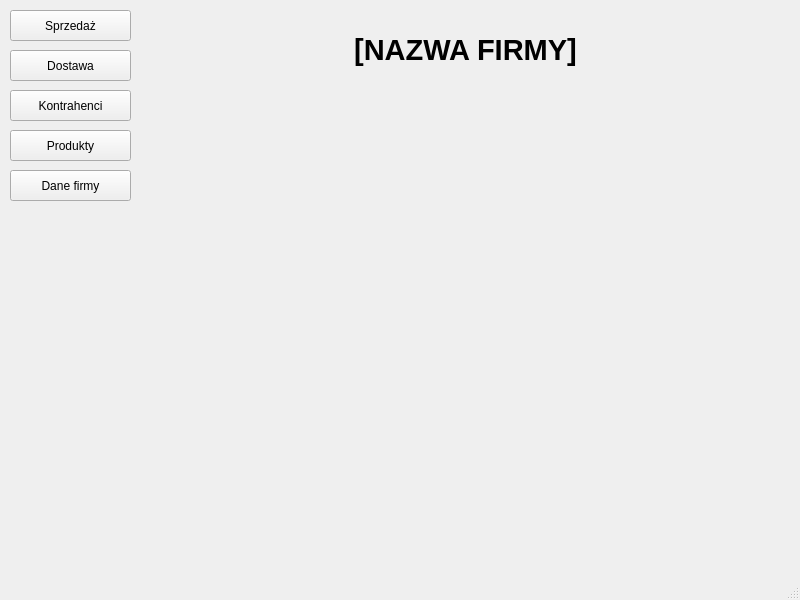
The window that mainwindow.ui (DzimiX/ProgramSprzedazowy) describes before a commit, drawn with Qt 5.
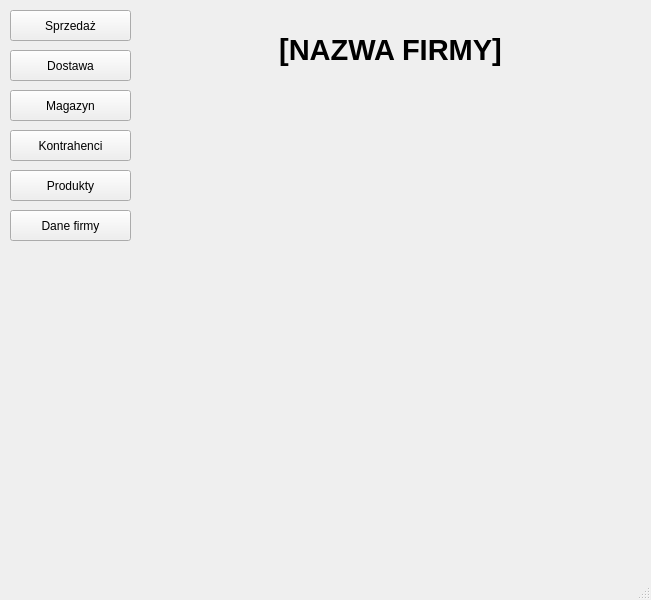
The same window after the commit.

```diff
--- a/mainwindow.ui
+++ b/mainwindow.ui
@@ -9,7 +9,7 @@
    <rect>
     <x>0</x>
     <y>0</y>
-    <width>800</width>
+    <width>651</width>
     <height>600</height>
    </rect>
   </property>
@@ -47,7 +47,7 @@
     <property name="geometry">
      <rect>
       <x>10</x>
-      <y>90</y>
+      <y>130</y>
       <width>121</width>
       <height>31</height>
      </rect>
@@ -60,7 +60,7 @@
     <property name="geometry">
      <rect>
       <x>10</x>
-      <y>130</y>
+      <y>170</y>
       <width>121</width>
       <height>31</height>
      </rect>
@@ -73,7 +73,7 @@
     <property name="geometry">
      <rect>
       <x>10</x>
-      <y>170</y>
+      <y>210</y>
       <width>121</width>
       <height>31</height>
      </rect>
@@ -87,7 +87,7 @@
      <rect>
       <x>140</x>
       <y>10</y>
-      <width>651</width>
+      <width>501</width>
       <height>81</height>
      </rect>
     </property>
@@ -115,6 +115,19 @@
      <set>Qt::AlignCenter</set>
     </property>
    </widget>
+   <widget class="QPushButton" name="pushButton_6">
+    <property name="geometry">
+     <rect>
+      <x>10</x>
+      <y>90</y>
+      <width>121</width>
+      <height>31</height>
+     </rect>
+    </property>
+    <property name="text">
+     <string>Magazyn</string>
+    </property>
+   </widget>
   </widget>
   <widget class="QMenuBar" name="menubar">
    <property name="geometry">
```
Left out of the diff: 2 changed lines with no effect on the pictures.
